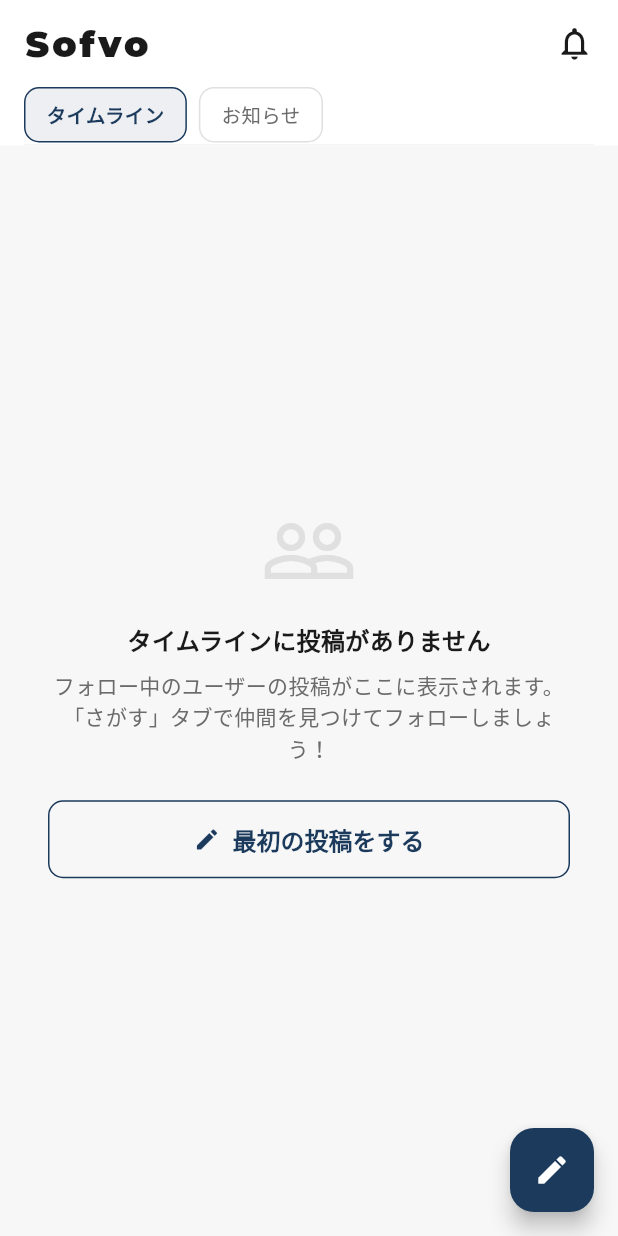
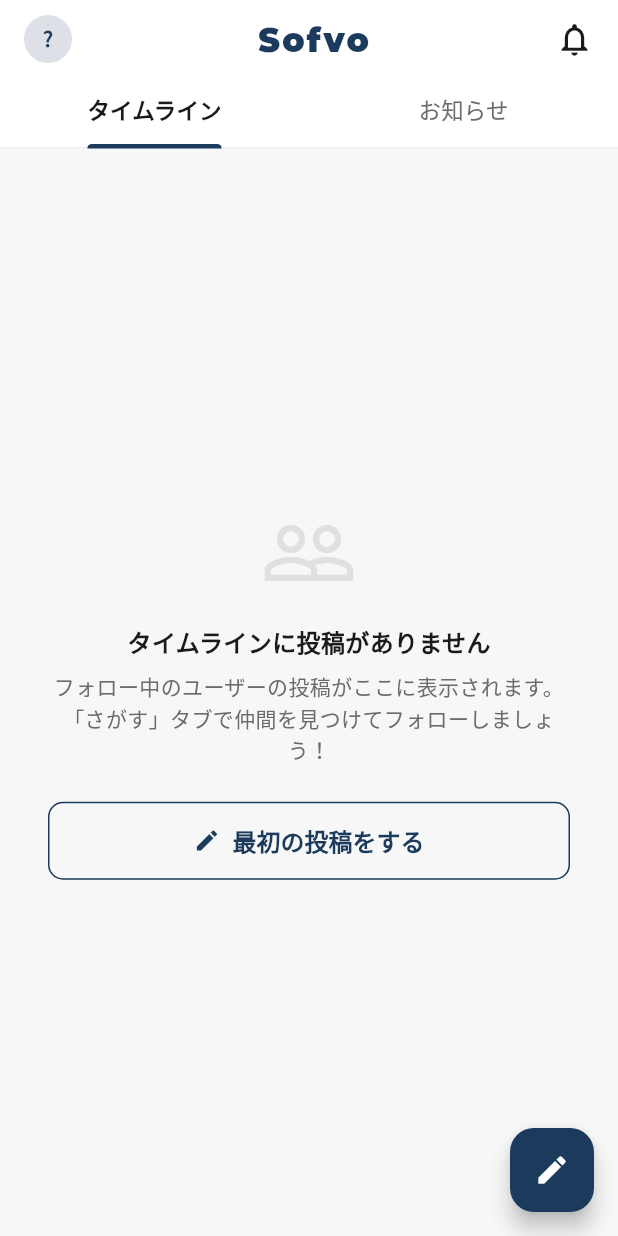
Before and after one commit to sofvo-dev/sofvo, a Flutter app: the HomeScreen screen opened directly, on a phone screen of 412 x 824 dp. Run offline on Flutter 3.47's test engine with Material 3 defaults, Android fonts, the phone set to English and light mode, and no system bars; our stand-ins replace cached_network_image, cloud_firestore, file_picker, firebase_auth, firebase_core, firebase_messaging and 7 more; missing offline and left inert: mobile_scanner; accounts and stored records are empty; network calls fail.

Commit message:
UI: redesign home header to X (Twitter) style
- Left: user avatar (tap to open profile)
- Center: Sofvo logo
- Right: notification bell
- Tabs: underline-style tab bar (replaces pill buttons)

https://claude.ai/code/session_013MKxKGXbZGCqrQm7pKGamY

```diff
--- a/lib/screens/home/home_screen.dart
+++ b/lib/screens/home/home_screen.dart
@@ -25,7 +25,6 @@ class _HomeScreenState extends State<HomeScreen>
   void initState() {
     super.initState();
     _tabController = TabController(length: 2, vsync: this);
-    _tabController.addListener(() { if (!_tabController.indexIsChanging) setState(() {}); });
   }
 
   @override
@@ -130,19 +129,25 @@ class _HomeScreenState extends State<HomeScreen>
       backgroundColor: AppTheme.backgroundColor,
       body: SafeArea(
         child: Column(children: [
-          // ━━━ 統一ヘッダー ━━━
+          // ━━━ X風ヘッダー ━━━
           Container(
             color: Colors.white,
-            padding: const EdgeInsets.fromLTRB(16, 12, 16, 0),
-            child: Column(crossAxisAlignment: CrossAxisAlignment.start, children: [
-              Row(children: [
+            child: Column(children: [
+              Padding(
+                padding: const EdgeInsets.fromLTRB(16, 10, 16, 8),
+                child: Row(children: [
+                  // 左: ユーザーアバター
+                  _buildUserAvatar(),
+                  const Spacer(),
+                  // 中央: Sofvoロゴ
                   Text('Sofvo',
                       style: GoogleFonts.montserrat(
                           fontWeight: FontWeight.w900,
-                        fontSize: 24,
-                        letterSpacing: 2,
-                        color: AppTheme.textPrimary)),
+                          fontSize: 22,
+                          letterSpacing: 1.5,
+                          color: AppTheme.primaryColor)),
                   const Spacer(),
+                  // 右: 通知ベル
                   StreamBuilder<int>(
                     stream: NotificationService.unreadCountStream(
                         FirebaseAuth.instance.currentUser?.uid ?? ''),
@@ -170,14 +175,23 @@ class _HomeScreenState extends State<HomeScreen>
                     },
                   ),
                 ]),
-              const SizedBox(height: 12),
-              Row(children: [
-                _buildHeaderTab('タイムライン', 0),
-                const SizedBox(width: 8),
-                _buildHeaderTab('お知らせ', 1),
-              ]),
-              const SizedBox(height: 1),
-              Container(height: 1, color: Colors.grey[100]),
+              ),
+              // タブバー（X風アンダーライン）
+              TabBar(
+                controller: _tabController,
+                labelColor: AppTheme.textPrimary,
+                unselectedLabelColor: AppTheme.textSecondary,
+                labelStyle: const TextStyle(fontSize: 15, fontWeight: FontWeight.bold),
+                unselectedLabelStyle: const TextStyle(fontSize: 15, fontWeight: FontWeight.normal),
+                indicatorColor: AppTheme.primaryColor,
+                indicatorWeight: 3,
+                indicatorSize: TabBarIndicatorSize.label,
+                dividerColor: Colors.grey[200],
+                tabs: const [
+                  Tab(text: 'タイムライン'),
+                  Tab(text: 'お知らせ'),
+                ],
+              ),
             ]),
           ),
           Expanded(
@@ -199,22 +213,37 @@ class _HomeScreenState extends State<HomeScreen>
     );
   }
 
-  Widget _buildHeaderTab(String label, int index) {
-    final isSelected = _tabController.index == index;
+  Widget _buildUserAvatar() {
+    final uid = FirebaseAuth.instance.currentUser?.uid;
+    if (uid == null) {
+      return CircleAvatar(
+        radius: 16,
+        backgroundColor: AppTheme.primaryColor.withValues(alpha: 0.15),
+        child: const Icon(Icons.person, size: 18, color: AppTheme.primaryColor),
+      );
+    }
+    return StreamBuilder<DocumentSnapshot>(
+      stream: FirebaseFirestore.instance.collection('users').doc(uid).snapshots(),
+      builder: (context, snap) {
+        final data = snap.data?.data() as Map<String, dynamic>?;
+        final avatarUrl = (data?['avatarUrl'] as String?) ?? '';
+        final nickname = (data?['nickname'] as String?) ?? '';
         return GestureDetector(
-      onTap: () { _tabController.animateTo(index); setState(() {}); },
-      child: Container(
-        padding: const EdgeInsets.symmetric(horizontal: 14, vertical: 8),
-        decoration: BoxDecoration(
-          color: isSelected ? AppTheme.primaryColor.withValues(alpha: 0.08) : Colors.transparent,
-          borderRadius: BorderRadius.circular(10),
-          border: Border.all(color: isSelected ? AppTheme.primaryColor : Colors.grey[300]!),
-        ),
-        child: Text(label, style: TextStyle(
-            fontSize: 13,
-            fontWeight: isSelected ? FontWeight.bold : FontWeight.normal,
-            color: isSelected ? AppTheme.primaryColor : AppTheme.textSecondary)),
-      ),
+          onTap: () {
+            if (uid.isNotEmpty) {
+              Navigator.push(context, MaterialPageRoute(
+                builder: (_) => UserProfileScreen(userId: uid),
+              ));
+            }
+          },
+          child: avatarUrl.isNotEmpty
+              ? CircleAvatar(radius: 16, backgroundImage: NetworkImage(avatarUrl),
+                  backgroundColor: AppTheme.primaryColor.withValues(alpha: 0.15))
+              : CircleAvatar(radius: 16, backgroundColor: AppTheme.primaryColor.withValues(alpha: 0.15),
+                  child: Text(nickname.isNotEmpty ? nickname[0] : '?',
+                      style: const TextStyle(color: AppTheme.primaryColor, fontWeight: FontWeight.bold, fontSize: 14))),
+        );
+      },
     );
   }
 
```
Lines whose indentation alone changed are shown as unchanged.
